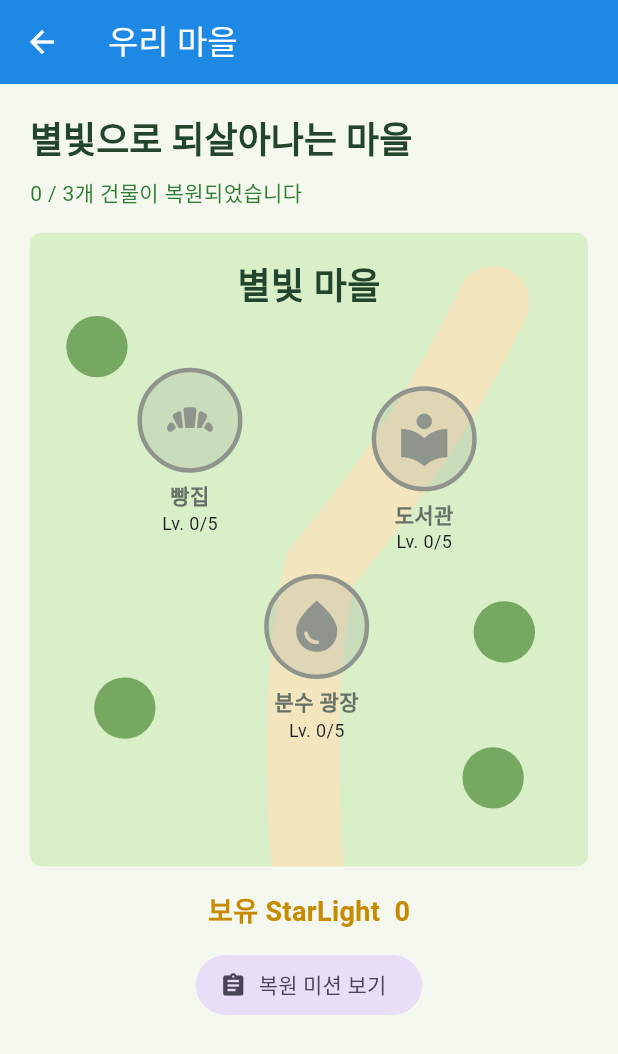
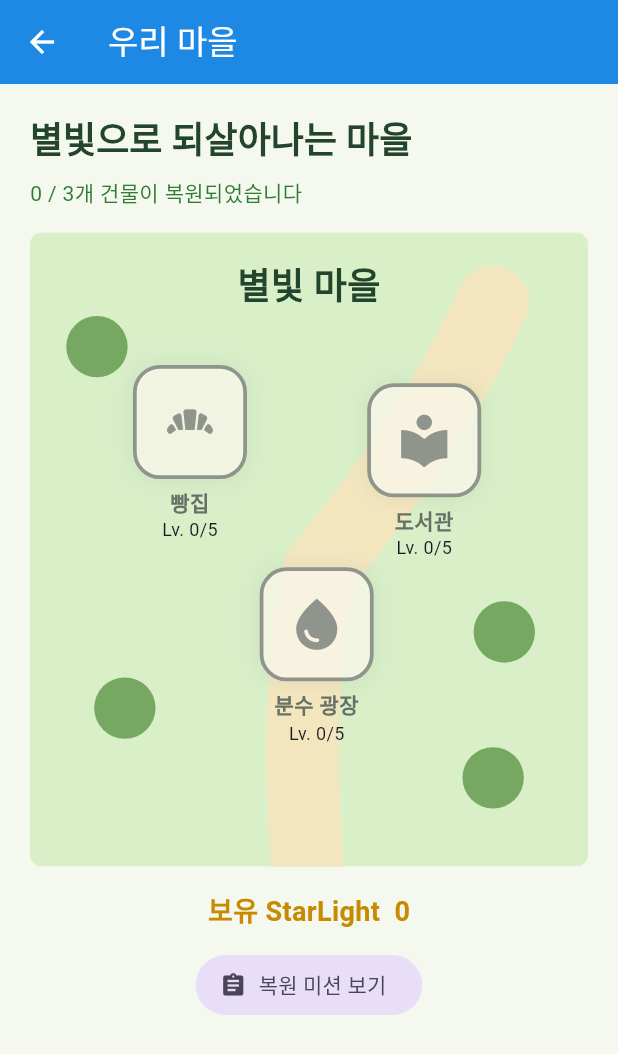
Before and after one commit to softCastella/Starlight-Sudoku, a Flutter app: the VillageScreen screen opened directly, on a phone screen of 412 x 824 dp. Shown: the top 1054 px of the screen. Run offline on Flutter 3.47's test engine with Material 3 defaults, Android fonts, the phone set to English and light mode, and no system bars; our stand-ins replace shared_preferences; accounts and stored records are empty.

Commit message:
PHASE7
PHASE 7에서 구현된 것

퍼즐 완료 시 StarLight 보상 다이얼로그
0부터 보상 수치까지 올라가는 StarLight 카운트업 애니메이션
완료 아이콘 탄성 등장 애니메이션
완료 시 기본 알림음과 진동 호출
마을 지도에서 건물 표식 등장 애니메이션
실제 Easy 퍼즐 한 판 자동 완료 시뮬레이션
+80 StarLight 획득 확인
빵집 복원도 Lv. 2 / 5 반영 확인
작은 모바일 폭에서 난이도 카드 정보 행이 넘치던 문제 수정
flutter test 39개 통과, flutter analyze 이슈 없음

```diff
--- a/lib/presentation/widgets/village_map_widget.dart
+++ b/lib/presentation/widgets/village_map_widget.dart
@@ -85,7 +85,13 @@ class _MapBuilding extends StatelessWidget {
     final restored = building.level > 0;
     final color = restored ? style.color : const Color(0xFF8F958C);
 
-    return Semantics(
+    return TweenAnimationBuilder<double>(
+      key: ValueKey('${building.id}-${building.level}'),
+      duration: const Duration(milliseconds: 650),
+      curve: Curves.easeOutBack,
+      tween: Tween(begin: 0.72, end: 1),
+      builder: (context, scale, child) => Transform.scale(scale: scale, child: child),
+      child: Semantics(
         button: true,
         label: '${building.name}, 복원 단계 ${building.level}',
         child: InkWell(
@@ -100,12 +106,23 @@ class _MapBuilding extends StatelessWidget {
                   alignment: Alignment.center,
                   children: [
                     Container(
-                    width: 70,
-                    height: 70,
+                      width: 76,
+                      height: 76,
                       decoration: BoxDecoration(
-                      color: color.withValues(alpha: 0.20),
-                      shape: BoxShape.circle,
-                      border: Border.all(color: color, width: 3),
+                        color: const Color(0xFFFDF9ED).withValues(
+                          alpha: restored ? 0.94 : 0.75,
+                        ),
+                        borderRadius: BorderRadius.circular(18),
+                        border: Border.all(color: color, width: 2.5),
+                        boxShadow: [
+                          BoxShadow(
+                            color: color.withValues(
+                              alpha: restored ? 0.30 : 0.12,
+                            ),
+                            blurRadius: 12,
+                            spreadRadius: 2,
+                          ),
+                        ],
                       ),
                     ),
                     Icon(style.icon, color: color, size: 41),
@@ -128,6 +145,7 @@ class _MapBuilding extends StatelessWidget {
                 ),
                 Text('Lv. ${building.level}/5', style: const TextStyle(fontSize: 12)),
               ],
+            ),
           ),
         ),
       ),
```
Also changed, not shown: lib/presentation/notifiers/game_notifier.dart (+12 -0 lines), lib/presentation/screens/difficulty_selection_screen.dart (+8 -2 lines), lib/presentation/screens/game_screen.dart (+29 -39 lines), lib/presentation/widgets/completion_reward_dialog.dart (added, +70 -0 lines). Lines whose indentation alone changed are shown as unchanged.
